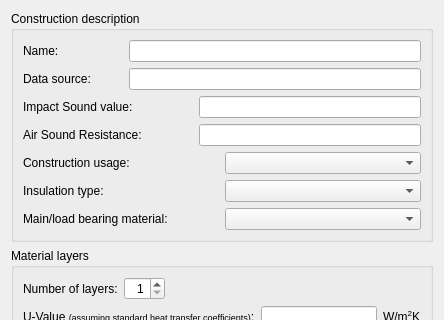
Qt form SIM-VICUS/src/SVDBConstructionEditWidget.ui (ghorwin/SIM-VICUS) before a commit; both pictures show x 0 to 444 and y 0 to 320 of the 444 by 674 pixel window.
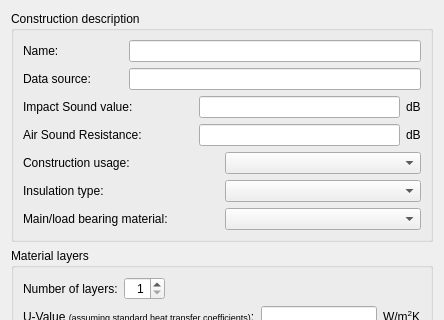
The same form after that commit. Custom widgets are drawn as their Qt base class.

Commit message: construction edit widget

Patch:
```diff
--- a/SIM-VICUS/src/SVDBConstructionEditWidget.ui
+++ b/SIM-VICUS/src/SVDBConstructionEditWidget.ui
@@ -52,6 +52,13 @@
           <item>
            <widget class="QtExt::ValidatingLineEdit" name="lineEditImpactSound"/>
           </item>
+          <item>
+           <widget class="QLabel" name="label_10">
+            <property name="text">
+             <string>dB</string>
+            </property>
+           </widget>
+          </item>
          </layout>
         </item>
         <item row="4" column="1">
@@ -142,6 +149,13 @@
           <item>
            <widget class="QtExt::ValidatingLineEdit" name="lineEditAirSoundRes"/>
           </item>
+          <item>
+           <widget class="QLabel" name="label_9">
+            <property name="text">
+             <string>dB</string>
+            </property>
+           </widget>
+          </item>
          </layout>
         </item>
        </layout>
@@ -287,17 +301,20 @@
    <header location="global">QtExt_LanguageStringEditWidget1.h</header>
    <container>1</container>
   </customwidget>
+  <customwidget>
+   <class>QtExt::ValidatingLineEdit</class>
+   <extends>QLineEdit</extends>
+   <header>QtExt_ValidatingLineEdit.h</header>
+   <slots>
+    <signal>editingFinishedSuccessfully()</signal>
+   </slots>
+  </customwidget>
   <customwidget>
    <class>QtExt::ConstructionViewWidget</class>
    <extends>QWidget</extends>
    <header>QtExt_ConstructionViewWidget.h</header>
    <container>1</container>
   </customwidget>
-  <customwidget>
-   <class>QtExt::ValidatingLineEdit</class>
-   <extends>QLineEdit</extends>
-   <header>QtExt_ValidatingLineEdit.h</header>
-  </customwidget>
  </customwidgets>
  <resources/>
  <connections/>
```
